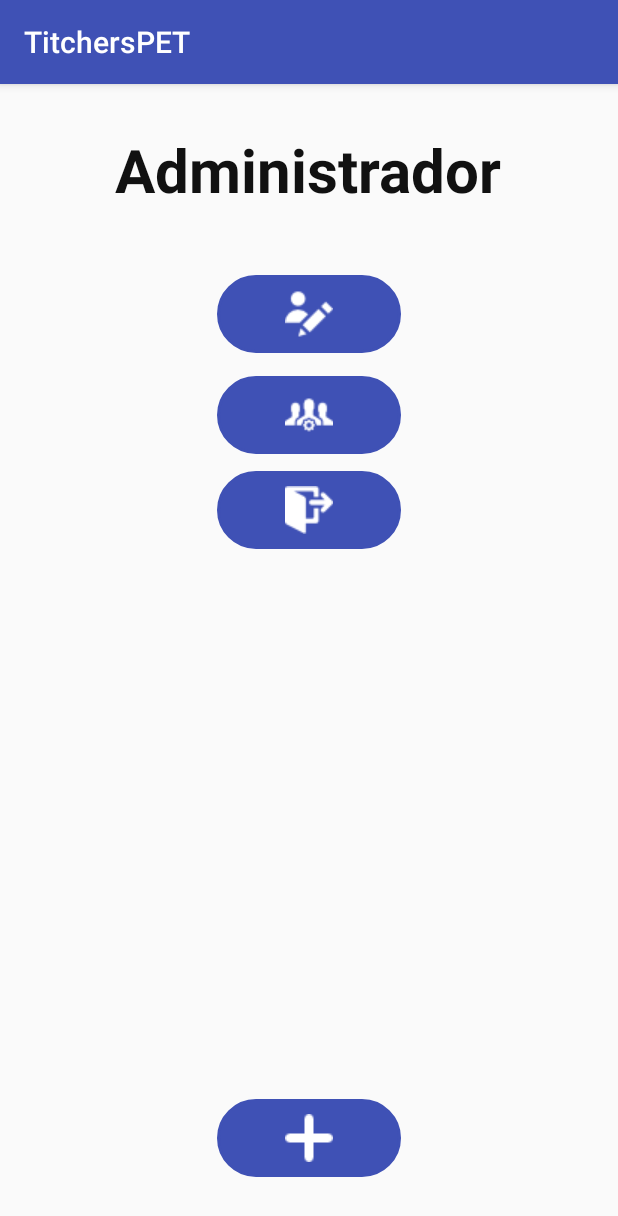
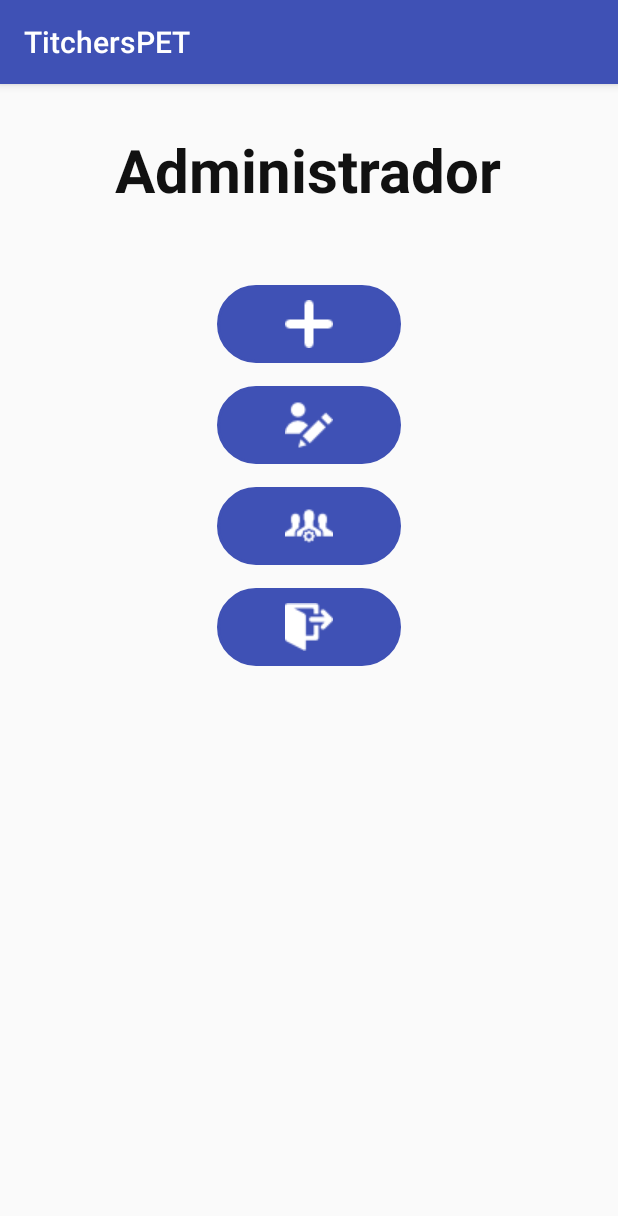
Before and after one commit to Pemy9/TitchersPET, an Android app: the screen it shows after launch (AdminActivity), after a tap on an icon or button, on a phone screen of 412 x 824 dp. Shown: the top 1216 px of the screen. Run offline under Robolectric (Android 15) with nearby library versions, the phone set to English and light mode, and no system bars; Roboto replaces fonts that are not available here; 1 statement that could not run was skipped.

Commit message:
XMLs corrigidos e alterada a font do título da app na Main Activity.

```diff
--- a/app/src/main/java/pmd/di/ubi/pt/titcherspet/MainActivity.java
+++ b/app/src/main/java/pmd/di/ubi/pt/titcherspet/MainActivity.java
@@ -1,11 +1,13 @@
 package pmd.di.ubi.pt.titcherspet;
 
 import android.content.Intent;
+import android.graphics.Typeface;
 import android.os.Bundle;
 import android.support.v7.app.AppCompatActivity;
 import android.view.View;
 import android.widget.EditText;
 import android.widget.ImageButton;
+import android.widget.TextView;
 
 import com.kosalgeek.asynctask.AsyncResponse;
 import com.kosalgeek.asynctask.PostResponseAsyncTask;
@@ -14,6 +16,7 @@ import java.util.HashMap;
 
 public class MainActivity extends AppCompatActivity implements AsyncResponse, View.OnClickListener {
 
+    TextView tv1;
     ImageButton oButton1;
     EditText UsernameEt, PasswordEt;
 
@@ -22,11 +25,15 @@ public class MainActivity extends AppCompatActivity implements AsyncResponse, Vi
             super.onCreate(savedInstanceState);
             setContentView(R.layout.login);
 
+            tv1 = (TextView) findViewById(R.id.app_name1);
             oButton1 = (ImageButton) findViewById(R.id.loginButton);
             UsernameEt = (EditText) findViewById(R.id.username) ;
             PasswordEt = (EditText) findViewById(R.id.password);
 
             oButton1.setOnClickListener(this);
+
+        Typeface face= Typeface.createFromAsset(getAssets(), "fonts/BlackBoard.ttf");
+        tv1.setTypeface(face);
 
     }
 
--- a/app/src/main/res/layout/admin_page.xml
+++ b/app/src/main/res/layout/admin_page.xml
@@ -17,6 +17,37 @@
         />
 
     <ImageButton
+        android:id="@+id/register"
+        android:layout_width="wrap_content"
+        android:layout_height="wrap_content"
+        android:src="@drawable/add"
+        android:background="@drawable/button_style"
+        android:paddingLeft="45dp"
+        android:paddingRight="45dp"
+        android:paddingTop="10dp"
+        android:paddingBottom="10dp"
+        android:onClick="onRegister"
+        android:layout_marginTop="50dp"
+        android:layout_alignStart="@+id/logout"
+        android:layout_below="@+id/user_text1"
+        />
+
+    <ImageButton
+        android:id="@+id/edit_ed"
+        android:layout_width="wrap_content"
+        android:layout_height="wrap_content"
+        android:src="@drawable/edit"
+        android:background="@drawable/button_style"
+        android:paddingLeft="45dp"
+        android:paddingRight="45dp"
+        android:paddingTop="10dp"
+        android:paddingBottom="10dp"
+        android:layout_marginTop="15dp"
+        android:onClick="onEdit"
+        android:layout_below="@+id/register"
+        android:layout_alignStart="@+id/manage" />
+
+    <ImageButton
         android:id="@+id/manage"
         android:layout_width="wrap_content"
         android:layout_height="wrap_content"
@@ -30,22 +61,7 @@
         android:paddingBottom="10dp"
         android:layout_marginTop="15dp"
         android:onClick="onManage"
-    />
-
-    <ImageButton
-        android:id="@+id/edit_ed"
-        android:layout_width="wrap_content"
-        android:layout_height="wrap_content"
-        android:src="@drawable/edit"
-        android:background="@drawable/button_style"
-        android:paddingLeft="45dp"
-        android:paddingRight="45dp"
-        android:paddingTop="10dp"
-        android:paddingBottom="10dp"
-        android:layout_marginTop="43dp"
-        android:onClick="onEdit"
-        android:layout_below="@+id/user_text1"
-        android:layout_alignStart="@+id/manage" />
+        />
 
     <ImageButton
         android:id="@+id/logout"
@@ -57,24 +73,9 @@
         android:paddingRight="45dp"
         android:paddingTop="10dp"
         android:paddingBottom="10dp"
-        android:layout_marginTop="11dp"
+        android:layout_marginTop="15dp"
         android:onClick="onLogout"
         android:layout_below="@+id/manage"
         android:layout_alignStart="@+id/manage" />
 
-    <ImageButton
-        android:id="@+id/register"
-        android:layout_width="wrap_content"
-        android:layout_height="wrap_content"
-        android:src="@drawable/add"
-        android:background="@drawable/button_style"
-        android:paddingLeft="45dp"
-        android:paddingRight="45dp"
-        android:paddingTop="10dp"
-        android:paddingBottom="10dp"
-        android:onClick="onRegister"
-        android:layout_marginBottom="39dp"
-        android:layout_alignParentBottom="true"
-        android:layout_alignStart="@+id/logout" />
-
 </RelativeLayout>
--- a/app/src/main/res/layout/edita_educadora.xml
+++ b/app/src/main/res/layout/edita_educadora.xml
@@ -14,7 +14,7 @@
         android:paddingTop="10dp"
         />
     <EditText
-        android:id="@+id/ei_name"
+        android:id="@+id/set_name"
         android:layout_width="wrap_content"
         android:layout_height="wrap_content"
         android:layout_below="@+id/name"
@@ -34,7 +34,7 @@
         />
 
     <EditText
-        android:id="@+id/ei_email"
+        android:id="@+id/set_email"
         android:layout_width="wrap_content"
         android:layout_height="wrap_content"
         android:layout_below="@+id/email"
@@ -54,7 +54,7 @@
         android:layout_below="@+id/set_email"
         />
     <EditText
-        android:id="@+id/ei_password"
+        android:id="@+id/set_password"
         android:layout_width="wrap_content"
         android:layout_height="wrap_content"
         android:layout_below="@+id/password"
```
Also changed, not shown: app/src/main/res/layout/lista_alunos.xml (+0 -7 lines), app/src/main/res/layout/lista_educadoras.xml (+0 -7 lines), app/src/main/res/layout/lista_educadoras_manage.xml (+0 -15 lines).
